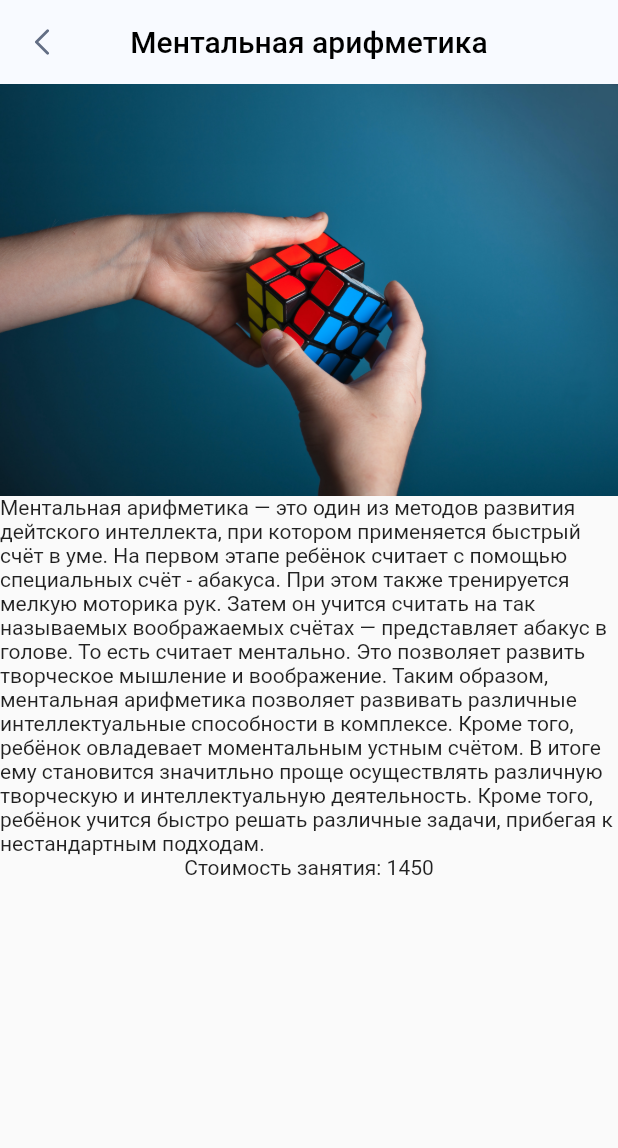
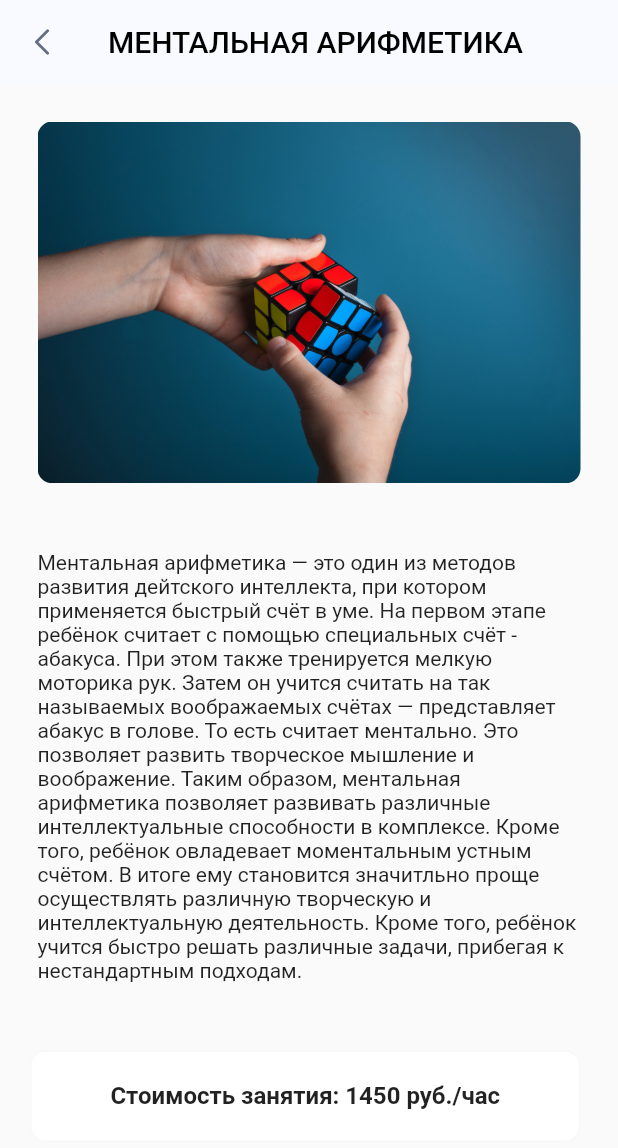
Before and after one commit to abigotado/Intellect_MO, a Flutter app: the screen it shows after launch, after a tap on "Ментальная арифметика", on a phone screen of 412 x 824 dp. Shown: the top 1148 px of the screen. Run offline on Flutter 3.47's test engine with Material 2 defaults, Android fonts, the phone set to English and light mode, and no system bars; our stand-ins replace flutter_svg.

```diff
--- a/lib/main.dart
+++ b/lib/main.dart
@@ -5,6 +5,12 @@ import 'package:intellect_mo/widgets/price_item/price_item.dart';
 import 'package:intellect_mo/widgets/price_item/type.dart';
 import 'package:flutter_svg/flutter_svg.dart';
 
+final String mentalArithmeticIcon = 'assets/icons/pendilum.svg';
+final String brainIntellect = 'assets/icons/square-academic-cap.svg';
+final String learnReading = 'assets/icons/textbook.svg';
+final String fastReading = 'assets/icons/books.svg';
+final String schoolPreparation = 'assets/icons/backpack.svg';
+final String homework = 'assets/icons/evaluation.svg';
 final String watches = 'assets/icons/timeicon.svg';
 final Widget svg = SvgPicture.asset(
   watches,
@@ -20,28 +26,34 @@ class MyApp extends StatelessWidget {
   // This widget is the root of your application.
   final List<PriceItemType> priceListItems = [
     PriceItemType(
+        icon: mentalArithmeticIcon,
         name: "Ментальная арифметика",
         price: 1450,
         description:
             "Ментальная арифметика — это один из методов развития дейтского интеллекта, при котором применяется быстрый счёт в уме. На первом этапе ребёнок считает с помощью специальных счёт - абакуса. При этом также тренируется мелкую моторика рук. Затем он учится считать на так называемых воображаемых счётах — представляет абакус в голове. То есть считает ментально. Это позволяет развить творческое мышление и воображение. Таким образом, ментальная арифметика позволяет развивать различные интеллектуальные способности в комплексе. Кроме того, ребёнок овладевает моментальным устным счётом. В итоге ему становится значитльно проще осуществлять различную творческую и интеллектуальную деятельность. Кроме того, ребёнок учится быстро решать различные задачи, прибегая к нестандартным подходам.",
         image: 'assets/images/mentari.jpg'),
     PriceItemType(
+        icon: brainIntellect,
         name: "Развитие мозга, памяти и интеллекта",
         price: 1450,
         image: 'assets/images/brainintellect.jpg'),
     PriceItemType(
+        icon: learnReading,
         name: "Обучение чтению",
         price: 1450,
         image: 'assets/images/learnreading.jpg'),
     PriceItemType(
+        icon: fastReading,
         name: "Скорочтение и техника чтения",
         price: 1450,
         image: 'assets/images/fastreading.jpg'),
     PriceItemType(
+        icon: schoolPreparation,
         name: "Подготовка к школе",
         price: 1450,
         image: 'assets/images/schoolprep.jpg'),
     PriceItemType(
+        icon: homework,
         name: "Помощь с домашними заданиями",
         price: 1000,
         image: 'assets/images/homework.jpg'),
@@ -59,12 +71,11 @@ class MyApp extends StatelessWidget {
               child: Column(
                 children: [
                   Expanded(
-                    child: ListView.builder(
-                        itemCount: priceListItems.length,
-                        itemBuilder: (BuildContext context, int index) {
-                          return PriceItem(value: priceListItems[index]);
-                        }),
-                  ),
+                      child: ListView.builder(
+                          itemCount: priceListItems.length,
+                          itemBuilder: (BuildContext context, int index) {
+                            return PriceItem(value: priceListItems[index]);
+                          })),
                   Container(
                       margin: EdgeInsets.only(top: 15),
                       child: FirstLessonInfo(
@@ -75,11 +86,12 @@ class MyApp extends StatelessWidget {
           ),
           appBar: AppBar(
             title: Text(
-              "Стоимость занятий",
+              "Наши занятия".toUpperCase(),
               style: TextStyle(color: Colors.black),
             ),
             backgroundColor: Color(0xFFF8FAFF),
             centerTitle: true,
+            elevation: 0,
           )),
     );
   }
--- a/lib/widgets/price_item/price_item.dart
+++ b/lib/widgets/price_item/price_item.dart
@@ -1,6 +1,7 @@
 import 'package:flutter/foundation.dart';
 import 'package:flutter/cupertino.dart';
 import 'package:flutter/material.dart';
+import 'package:flutter_svg/flutter_svg.dart';
 import 'package:intellect_mo/widgets/product_page.dart';
 import 'package:intellect_mo/widgets/price_item/type.dart';
 
@@ -20,19 +21,32 @@ class PriceItem extends StatelessWidget {
       },
       child: Container(
         margin: EdgeInsets.only(left: 25, top: 15, right: 25, bottom: 15),
-        padding: EdgeInsets.all(15),
         decoration: BoxDecoration(
             borderRadius: BorderRadius.circular(15),
             color: Colors.white,
             border:
                 Border.all(width: 1, color: Color.fromRGBO(0, 17, 51, 0.03))),
+        child: Row(
+          children: [
+            Expanded(
+                flex: 2,
+                child: Container(
+                    padding: EdgeInsets.all(10),
+                    decoration: BoxDecoration(
+                        color: Color.fromRGBO(81, 140, 255, 1),
+                        borderRadius: BorderRadius.only(
+                            topLeft: Radius.circular(15),
+                            bottomLeft: Radius.circular(15))),
+                    child:
+                        SvgPicture.asset(value.icon, height: 60, width: 60))),
+            Expanded(
+              flex: 5,
               child: Column(
                 crossAxisAlignment: CrossAxisAlignment.start,
                 children: [
                   Container(
-              margin: EdgeInsets.only(bottom: 8),
-              child: Container(
                     margin: EdgeInsets.only(bottom: 14),
+                    padding: EdgeInsets.only(left: 10),
                     child: Text(value.name,
                         style: TextStyle(
                             fontSize: 14,
@@ -40,12 +54,17 @@ class PriceItem extends StatelessWidget {
                             fontFamily: 'Roboto',
                             fontWeight: FontWeight.bold)),
                   ),
-            ),
-            Text("${value.price} руб./час",
+                  Container(
+                    padding: EdgeInsets.only(left: 10),
+                    child: Text("${value.price} руб./час",
                         style: TextStyle(
                             fontSize: 12,
                             color: Color.fromRGBO(0, 17, 51, 0.6),
                             fontFamily: 'Roboto')),
+                  ),
+                ],
+              ),
+            ),
           ],
         ),
       ),
--- a/lib/widgets/price_item/type.dart
+++ b/lib/widgets/price_item/type.dart
@@ -5,11 +5,13 @@ class PriceItemType {
   int price;
   String image;
   String description;
+  String icon;
 
   PriceItemType({
     @required this.name,
     @required this.price,
     this.image,
     this.description,
+    this.icon,
   });
 }
--- a/lib/widgets/product_page.dart
+++ b/lib/widgets/product_page.dart
@@ -3,9 +3,9 @@ import 'package:flutter/material.dart';
 import 'package:flutter_svg/flutter_svg.dart';
 import 'package:intellect_mo/widgets/price_item/type.dart';
 
-final String watches = 'assets/icons/arrowleft.svg';
+final String arrowLeft = 'assets/icons/arrowleft.svg';
 final Widget svg = SvgPicture.asset(
-  watches,
+  arrowLeft,
   width: 10,
   height: 20,
 );
@@ -21,21 +21,42 @@ class ProductPage extends StatelessWidget {
       theme: ThemeData(fontFamily: 'Roboto'),
       home: Scaffold(
         body: SafeArea(
+          child: Container(
+            child: SingleChildScrollView(
               child: Column(
                 children: [
                   if (value.image != null)
                     Container(
-                  child: Image.asset(value.image),
+                      margin:
+                          EdgeInsets.only(left: 25, top: 25, right: 25, bottom: 20),
+                      child: ClipRRect(
+                          borderRadius: BorderRadius.circular(10),
+                          child: Image.asset(value.image)),
                     ),
-              if (value.description != null) Text(value.description),
-              Text("Стоимость занятия: ${value.price}"),
+                  if (value.description != null)
+                    Container(
+                        margin: EdgeInsets.only(
+                            left: 25, top: 25, right: 25, bottom: 20),
+                        child: Text(value.description)),
+                  Container(
+                      margin:
+                          EdgeInsets.only(left: 20, top: 25, right: 25, bottom: 25),
+                      padding: EdgeInsets.all(20),
+                      decoration: BoxDecoration(
+                          color: Colors.white,
+                        borderRadius: BorderRadius.circular(10),
+                        border: Border.all(width: 1, color: Color.fromRGBO(0, 17, 51, 0.03)),
+                        ),
+                      child: Center(child: Text("Стоимость занятия: ${value.price} руб./час", style: TextStyle(fontSize: 16, fontWeight: FontWeight.bold)))),
                 ],
+              ),
+            ),
           ),
         ),
         appBar: AppBar(
           title: Text(
-            value.name,
-            style: TextStyle(color: Colors.black, fontFamily: ""),
+            value.name.toUpperCase(),
+            style: TextStyle(color: Colors.black, fontFamily: "Roboto"),
           ),
           backgroundColor: Color(0xFFF8FAFF),
           centerTitle: true,
@@ -45,7 +66,6 @@ class ProductPage extends StatelessWidget {
               Navigator.pop(context);
             },
           ),
-          shadowColor: Colors.transparent,
           elevation: 0,
         ),
       ),
--- a/pubspec.yaml
+++ b/pubspec.yaml
@@ -47,8 +47,8 @@ flutter:
 
   # To add assets to your application, add an assets section, like this:
   assets:
+    - assets/icons/
     - assets/images/
-    - assets/icons/
   # assets:
   #   - images/a_dot_burr.jpeg
   #   - images/a_dot_ham.jpeg
```
Also changed, not shown: assets/icons/backpack.svg (added), assets/icons/books.svg (added), assets/icons/evaluation.svg (added), assets/icons/pendilum.svg (added), assets/icons/square-academic-cap.svg (added), assets/icons/textbook.svg (added), 1 other file. Lines whose indentation alone changed are shown as unchanged.
